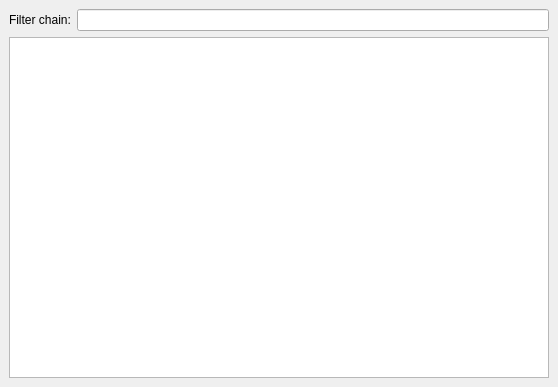
Before: the Qt Designer form CapraVision/client/qt/uifiles/WinFilterChain.ui in Octets/SeaGoatVision, drawn with Qt 5.
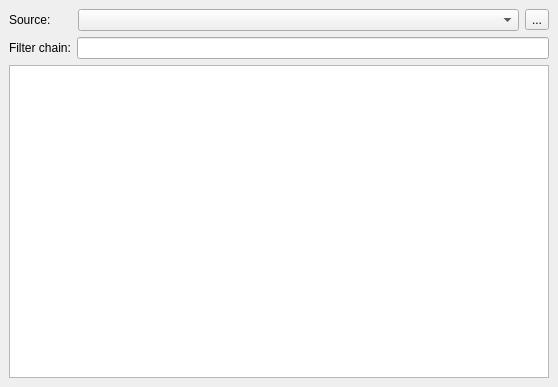
After: the same form once the commit is applied.

Commit message: ajout sources dans qt!

Patch:
```diff
--- a/CapraVision/client/qt/uifiles/WinFilterChain.ui
+++ b/CapraVision/client/qt/uifiles/WinFilterChain.ui
@@ -18,6 +18,33 @@
   </property>
   <widget class="QWidget" name="centralwidget">
    <layout class="QVBoxLayout" name="verticalLayout">
+    <item>
+     <layout class="QHBoxLayout" name="horizontalLayout_3">
+      <item>
+       <widget class="QLabel" name="label_3">
+        <property name="maximumSize">
+         <size>
+          <width>63</width>
+          <height>16777215</height>
+         </size>
+        </property>
+        <property name="text">
+         <string>Source:</string>
+        </property>
+       </widget>
+      </item>
+      <item>
+       <widget class="QComboBox" name="sourcesComboBox"/>
+      </item>
+      <item>
+       <widget class="QToolButton" name="sourceButton_2">
+        <property name="text">
+         <string>...</string>
+        </property>
+       </widget>
+      </item>
+     </layout>
+    </item>
     <item>
      <layout class="QHBoxLayout" name="horizontalLayout">
       <item>
```
The commit also changes 21 other files.
